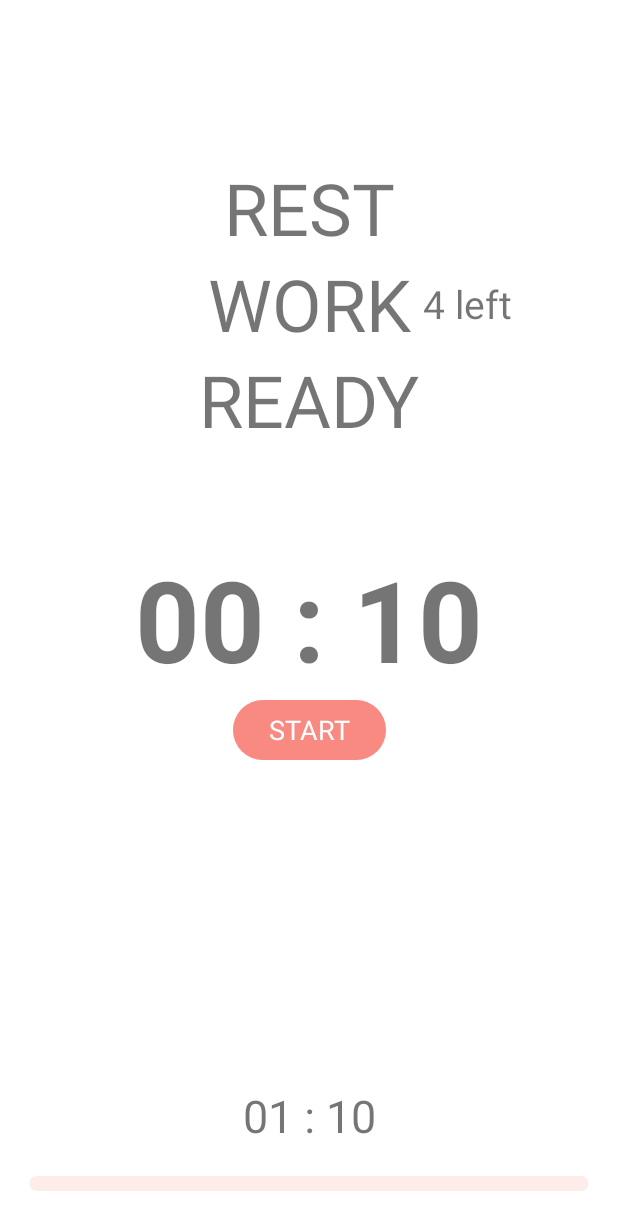
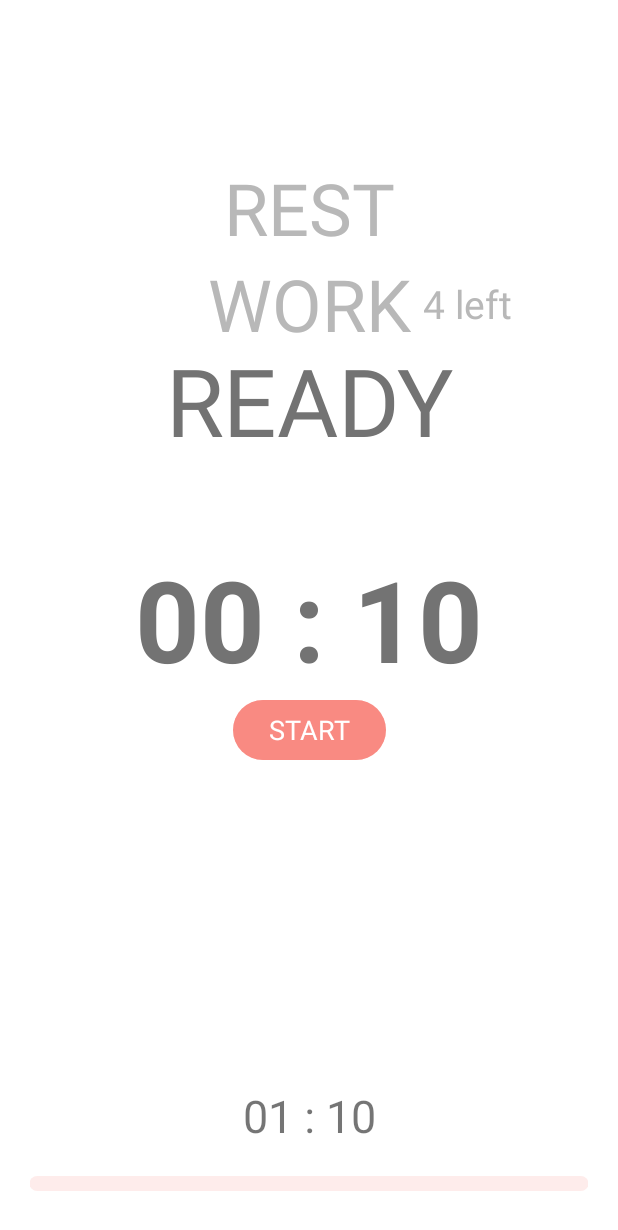
Before and after one commit to alexxk2/Get_up, an Android app: the screen it shows after launch (WorkoutActivity), after a tap on "start button", on a phone screen of 412 x 824 dp. Shown: the top 1230 px of the screen. Run offline under Robolectric (Android 15) with nearby library versions, the phone set to English and light mode, and no system bars.

Commit message:
06.03.2023 commit
-список стадий работает как надо, проблема была в том, что в адаптере не хватало else в onBindViewHolder, а во вью модели задваивались ID в списке

ПРОБЛЕМЫ

-не решил еще что делать со звуками, как то надо прикручивать в активити

-получилось назначить анимацию определенной вьюхе в ресайкл вью и сделать скрол к ней через номер в списке ресайкла. Также можно попробовать увеличивать нужный элемент(на переднем плане) с помощью позиции и методов вью scaleX scaleY. В примере с листвью иногда крашится

-надо начинать думать над тем, чтобы перевести все во фрагменты

-перевести остальые вью контроллеры на MVVM

-сделать ресайкл вью для поля stage

-есть идея разбить стринги по активностям и классам, чтобы было легче ориентироваться

-попробовать в активити опций поменять логику ошибок на встроенный функцию ошибок в editText

-сделать дополнительный layOut для горизонтального положения таймера

```diff
--- a/app/src/main/java/com/practice/getup/ViewModels/WorkoutViewModel.kt
+++ b/app/src/main/java/com/practice/getup/ViewModels/WorkoutViewModel.kt
@@ -55,14 +55,14 @@ class WorkoutViewModel(private val options: Options) : ViewModel() {
     private val _stageList = MutableLiveData<MutableList<Stage>>()
     val stageList: LiveData<MutableList<Stage>> = _stageList
 
-    private val _currentStagePosition = MutableLiveData(numberOfSets * 2)
+    private val _currentStagePosition = MutableLiveData(numberOfSets * 2 + 3)
     val currentStagePosition: LiveData<Int> = _currentStagePosition
 
     init {
         updateLocalTime(preparationTime)
         updateGlobalTime(preparationTime)
         //_indicatorProgressValue.value = 0
-        createListOfStages(_currentStagePosition.value ?: (numberOfSets * 2))
+        createListOfStages(_currentStagePosition.value ?: (numberOfSets * 2 + 3))
     }
 
     fun startTimer() {
@@ -104,6 +104,7 @@ class WorkoutViewModel(private val options: Options) : ViewModel() {
                 //changeFocus(_currentStagePosition.value?: 0)
 
                 removeLastStage()
+                updateFocus()
 
                 if (isWorkTime == false || isWorkTime == null) {
                     totalTimeForLocalTimer = workTime
@@ -149,7 +150,7 @@ class WorkoutViewModel(private val options: Options) : ViewModel() {
         updateLocalTime(preparationTime)
         updateGlobalTime(preparationTime)
         //changeFocus(_currentStagePosition.value ?: 0)
-        createListOfStages(_currentStagePosition.value ?: (numberOfSets * 2))
+        createListOfStages(_currentStagePosition.value ?: (numberOfSets * 2 + 3))
     }
 
     private fun setValuesToDefault() {
@@ -162,7 +163,7 @@ class WorkoutViewModel(private val options: Options) : ViewModel() {
         timePassed = 0
         _timerStage.value = TimerStages.PREPARATION
         _indicatorProgressValue.value = 0
-        _currentStagePosition.value = numberOfSets * 2
+        _currentStagePosition.value = numberOfSets * 2 + 3
     }
 
     private fun updateGlobalTime(millisUntilFinished: Long) {
@@ -203,40 +204,46 @@ class WorkoutViewModel(private val options: Options) : ViewModel() {
         _indicatorProgressValue.value = (timePassedSec / totalTimeSec * 100).toInt()
     }
 
-    private fun createListOfStages(positionInFocus: Int){
+    private fun createListOfStages(positionInFocus: Int) {
         val ready = UiText.StringResource(R.string.ready_text)
         val work = UiText.StringResource(R.string.work_text)
         val rest = UiText.StringResource(R.string.rest_text)
+        val blank = UiText.StringResource(R.string.blank)
         val emptyString = UiText.StringResource(R.string.empty_string)
 
-        val listOfStages = mutableListOf<Stage>()
-
+        val listOfStages = mutableListOf<Stage>(
+            Stage("${blank}1", emptyString, emptyString, false),
+            Stage("${blank}2", emptyString, emptyString, false),
+            Stage("${blank}3", emptyString, emptyString, false)
+        )
 
 
         for (n in 1..numberOfSets) {
-            listOfStages.add(Stage(n , rest, emptyString, false))
-            listOfStages.add(Stage(n , work, UiText.StringResource(R.string.sets_left, n), false))
+            listOfStages.add(Stage("$rest$n", rest, emptyString, false))
+            listOfStages.add(Stage("$work$n", work, UiText.StringResource(R.string.sets_left, n),false))
         }
-        listOfStages.add(Stage(numberOfSets + 3, ready, emptyString, true))
+        listOfStages.add(Stage("$ready$numberOfSets", ready, emptyString, true))
 
         _stageList.value = listOfStages
     }
 
-    private fun removeLastStage(){
+    private fun removeLastStage() {
 
         val tempList = mutableListOf<Stage>()
         _stageList.value?.let { tempList.addAll(it) }
-        /*_stageList.value?.forEach {
-            tempList.add(it)
-        }*/
         tempList.removeLast()
+        _stageList.value = tempList
+
+    }
+    private fun updateFocus(){
+
+        val tempList = mutableListOf<Stage>()
+        _stageList.value?.let { tempList.addAll(it) }
 
         val updatedStage = tempList.last().copy(hasFocus = true)
-        tempList[tempList.size-1]= updatedStage
-
+        tempList[tempList.size - 1] = updatedStage
         _stageList.value = tempList
     }
-
 
 
     /*   private fun changeFocus(positionInFocus: Int) {
--- a/app/src/main/java/com/practice/getup/activities/WorkoutActivity.kt
+++ b/app/src/main/java/com/practice/getup/activities/WorkoutActivity.kt
@@ -38,7 +38,7 @@ class WorkoutActivity : AppCompatActivity() {
         binding.recyclerView.layoutManager = LinearLayoutManager(this)
         binding.recyclerView.adapter = adapter
         binding.recyclerView.setHasFixedSize(true)
-        val itemAnimator = binding.recyclerView.itemAnimator
+
 
         viewModel.currentStagePosition.value?.let { scrollToCurrentStage(it) }
 
@@ -66,7 +66,7 @@ class WorkoutActivity : AppCompatActivity() {
         }
 
         viewModel.currentStagePosition.observe(this) { currentStagePosition ->
-            //scrollToCurrentStage(currentStagePosition)
+            scrollToCurrentStage(currentStagePosition)
         }
 
         binding.startButton.setOnClickListener { viewModel.startTimer() }
--- a/app/src/main/java/com/practice/getup/adapters/WorkoutAdapter.kt
+++ b/app/src/main/java/com/practice/getup/adapters/WorkoutAdapter.kt
@@ -61,16 +61,29 @@ class WorkoutAdapter(
         val item = dataSet[position]
 
 
+
+        if (item.hasFocus) {
+            holder.binding.stageName.setTextColor(Color.parseColor("#737373"))
+            holder.binding.numberOfSetsLeft.setTextColor(Color.parseColor("#63F44336"))
+            //holder.binding.stageName.textSize = 60f
+            holder.binding.constraintLayout.scaleX = 1.3f
+            holder.binding.constraintLayout.scaleY = 1.3f
+        }
+        else{
+            holder.binding.stageName.setTextColor(Color.parseColor("#B8B8B8"))
+            holder.binding.numberOfSetsLeft.setTextColor(Color.parseColor("#B8B8B8"))
+            //holder.binding.stageName.textSize = 60f
+            holder.binding.constraintLayout.scaleX = 1.0f
+            holder.binding.constraintLayout.scaleY = 1.0f
+        }
+
+
         holder.binding.stageName.text = item.stageName.asString(context)
         holder.binding.numberOfSetsLeft.text = item.setsLeft.asString(context)
 
 
-        /*if (item.hasFocus) {
-            //holder.binding.stageName.setTextColor(Color.parseColor("#ff5b56"))
-            holder.binding.constraintLayout.animate().scaleX(1.3f)
-            holder.binding.constraintLayout.animate().scaleY(1.3f)
-        }
-        if (!item.hasFocus) {
+
+       /* if (!item.hasFocus) {
             //holder.binding.stageName.setTextColor(Color.parseColor("#bdbdbd"))
             holder.binding.constraintLayout.animate().scaleX(1.0f)
             holder.binding.constraintLayout.animate().scaleY(1.0f)
--- a/app/src/main/java/com/practice/getup/model/Stage.kt
+++ b/app/src/main/java/com/practice/getup/model/Stage.kt
@@ -3,7 +3,7 @@ package com.practice.getup.model
 import com.practice.getup.activities.UiText
 
 data class Stage(
-    val id: Int,
+    val id: String,
     val stageName: UiText,
     val setsLeft: UiText,
     val hasFocus: Boolean
--- a/app/src/main/res/layout/activity_workout.xml
+++ b/app/src/main/res/layout/activity_workout.xml
@@ -29,6 +29,7 @@
         android:textAlignment="center"
         android:textSize="75sp"
         android:textStyle="bold"
+        android:textColor="@color/grey_hard"
         app:layout_constraintBottom_toBottomOf="parent"
         app:layout_constraintEnd_toEndOf="parent"
         app:layout_constraintStart_toStartOf="parent"
--- a/app/src/main/res/layout/workout_item.xml
+++ b/app/src/main/res/layout/workout_item.xml
@@ -14,7 +14,8 @@
         android:textSize="48sp"
         app:layout_constraintEnd_toEndOf="parent"
         app:layout_constraintStart_toStartOf="parent"
-        app:layout_constraintTop_toTopOf="parent" />
+        app:layout_constraintTop_toTopOf="parent"
+        android:textColor="@color/grey"/>
 
     <TextView
         android:id="@+id/number_of_sets_left"
@@ -23,6 +24,7 @@
         android:gravity="center"
         android:layout_marginStart="8dp"
         android:textSize="26sp"
+        android:textColor="@color/grey"
         app:layout_constraintBottom_toBottomOf="@+id/stage_name"
         app:layout_constraintStart_toEndOf="@id/stage_name"
         app:layout_constraintTop_toTopOf="@+id/stage_name" />
--- a/app/src/main/res/values/colors.xml
+++ b/app/src/main/res/values/colors.xml
@@ -17,5 +17,6 @@
     <color name="main_app_color_super_soft">#19F44336</color>
     <color name="grey">#B8B8B8</color>
     <color name="soft_grey">#45B8B8B8</color>
+    <color name="grey_hard">#737373</color>
 
 </resources>
--- a/app/src/main/res/values/strings.xml
+++ b/app/src/main/res/values/strings.xml
@@ -95,5 +95,6 @@
     <string name="work_text">WORK</string>
     <string name="rest_text">REST</string>
     <string name="empty_string" />
+    <string name="blank">blank</string>
 
 </resources>
```
Lines whose indentation alone changed are shown as unchanged.
